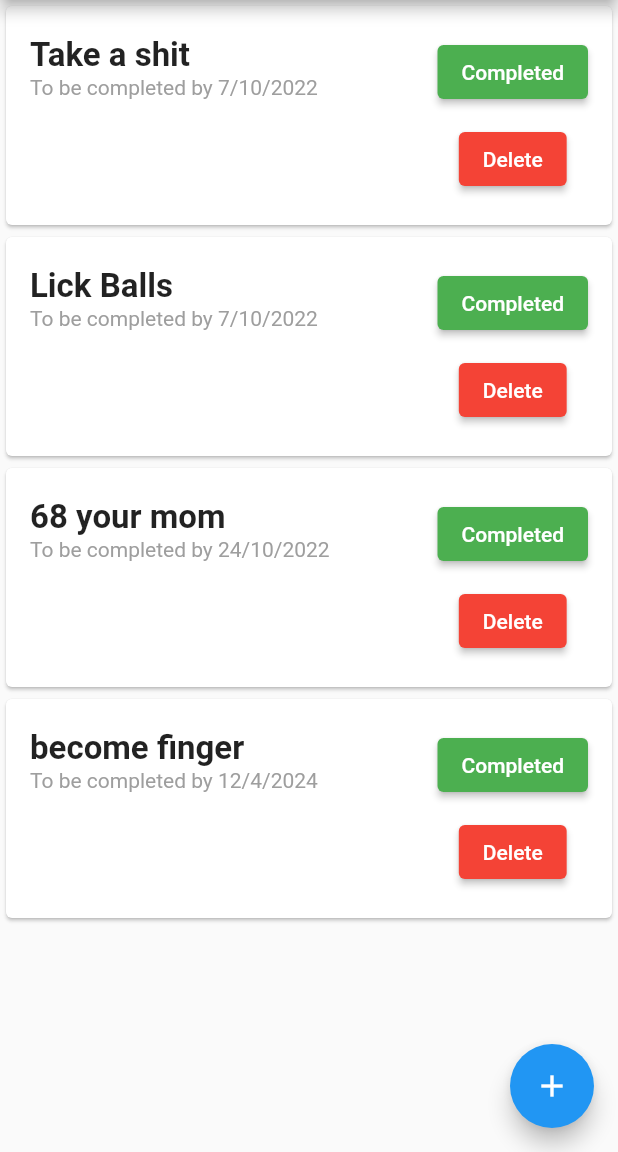
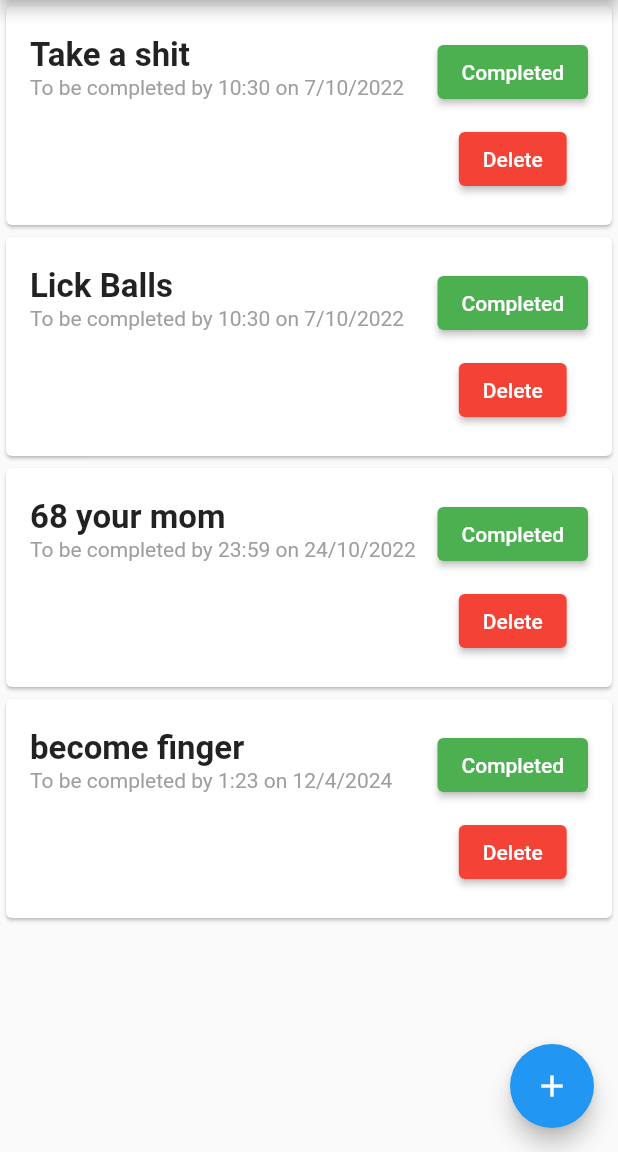
Before and after one commit to IIRobotNinjaII/Todo-App-Flutter, a Flutter app: the screen it shows after launch, on a phone screen of 412 x 824 dp, the part 84-1236 px from its top. Run offline on Flutter 3.47's test engine with Material 2 defaults, Android fonts, the phone set to English and light mode, and no system bars; our stand-ins replace date_field.

Commit message:
Update main.dart

```diff
--- a/lib/main.dart
+++ b/lib/main.dart
@@ -59,9 +59,12 @@ class _MyAppState extends State<MyApp> {
                                     fontSize: 22, fontWeight: FontWeight.bold),
                               ),
                             ),
-                            Text(
-                              "To be completed by ${activities[index].date.day}/${activities[index].date.month}/${activities[index].date.year}",
-                              style: const TextStyle(color: Colors.grey),
+                            Padding(
+                              padding: const EdgeInsets.only(right: 100),
+                              child: Text(
+                                "To be completed by ${activities[index].date.hour}:${activities[index].date.minute} on ${activities[index].date.day}/${activities[index].date.month}/${activities[index].date.year}",
+                                style: const TextStyle(color: Colors.grey),
+                              ),
                             ),
                           ]),
                       Align(
@@ -148,6 +151,12 @@ class _MyAppState extends State<MyApp> {
       setState(() {
         activities.add(result);
       });
+      var snackBar = const SnackBar(
+        backgroundColor: Colors.green,
+        duration: Duration(seconds: 1),
+        content: Text('Successfully added new task'),
+      );
+      ScaffoldMessenger.of(context).showSnackBar(snackBar);
     }
   }
 }
```
